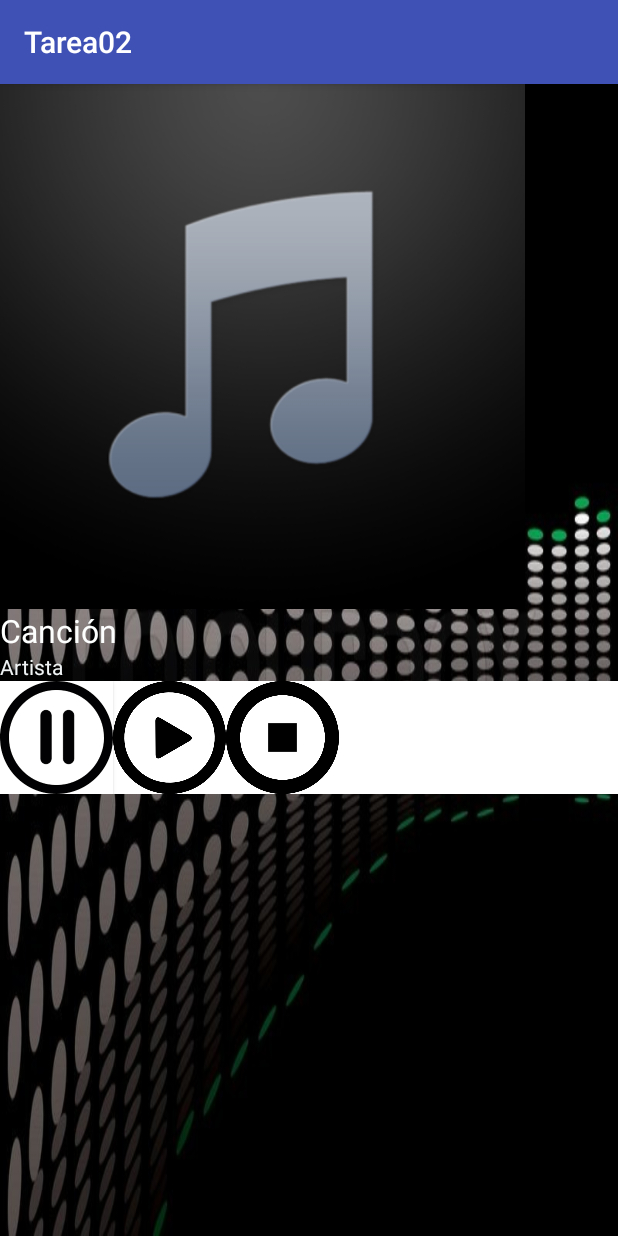
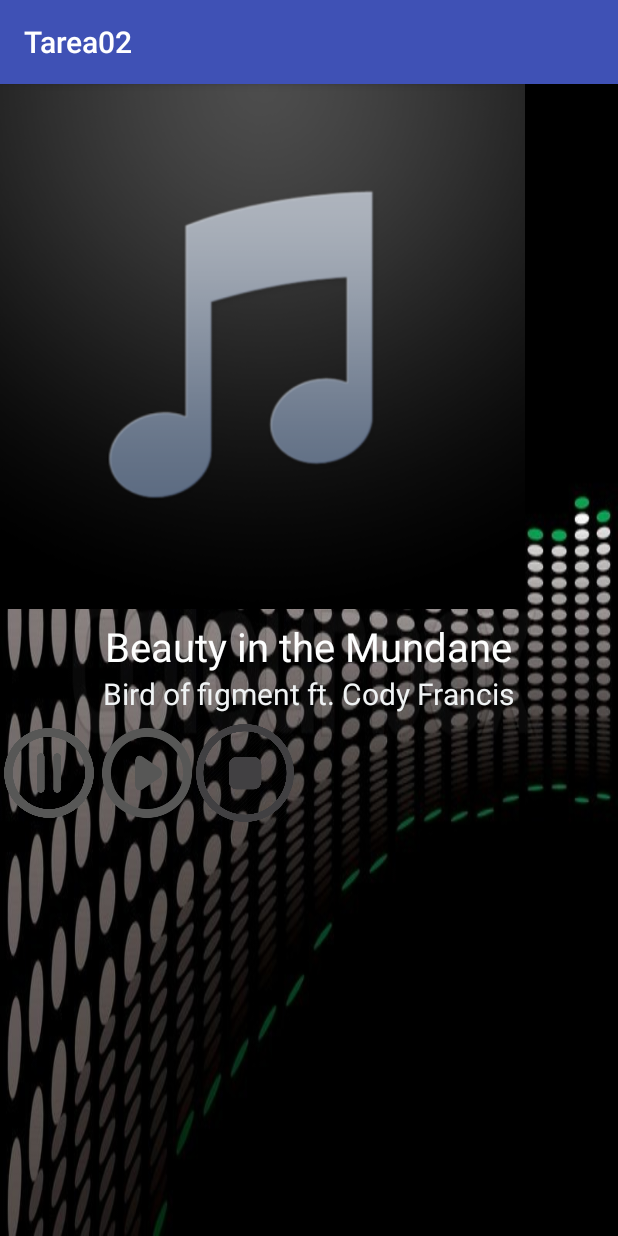
Before and after one commit to Andrew9702/bakliz, an Android app: the screen it shows after launch (Reproductor), after a tap on "Beauty in the Mundane", on a phone screen of 412 x 824 dp. Run offline under Robolectric (Android 15) with nearby library versions, the phone set to English and light mode, and no system bars.

Commit message:
Mejorando diseño

```diff
--- a/Tarea02/app/src/main/java/bakliz/tarea02/AdapterItem.java
+++ b/Tarea02/app/src/main/java/bakliz/tarea02/AdapterItem.java
@@ -56,16 +56,16 @@ public class AdapterItem extends BaseAdapter {
             v = inf.inflate(R.layout.item_cancion, null);
         }
 
-        Cancion dir = items.get(position);
+        Cancion c = items.get(position);
 
-        TextView title = (TextView) v.findViewById(R.id.cancion);
-        title.setText(dir.getNombre());
+        TextView cancion = (TextView) v.findViewById(R.id.cancion);
+        cancion.setText(c.getNombre());
 
-        TextView description = (TextView) v.findViewById(R.id.artista);
-        description.setText(dir.getArtista());
+        TextView artista = (TextView) v.findViewById(R.id.artista);
+        artista.setText(c.getArtista());
 
         ImageView imagen = (ImageView) v.findViewById(R.id.image_album);
-        imagen.setImageDrawable(dir.getImagen());
+        imagen.setImageDrawable(c.getImagen());
 
         return v;
     }
--- a/Tarea02/app/src/main/java/bakliz/tarea02/MainActivity.java
+++ b/Tarea02/app/src/main/java/bakliz/tarea02/MainActivity.java
@@ -46,7 +46,9 @@ public class MainActivity extends AppCompatActivity {
 
     private void reproducir(int position){
         Intent intent = new Intent(getApplicationContext(), Reproductor.class);
+        //intent.putExtra("cancion", canciones.get(position));
         intent.putExtra("cancion", canciones.get(position).getNombre());
+        intent.putExtra("artista", canciones.get(position).getArtista());
         startActivity(intent);
     }
 }
--- a/Tarea02/app/src/main/java/bakliz/tarea02/Reproductor.java
+++ b/Tarea02/app/src/main/java/bakliz/tarea02/Reproductor.java
@@ -2,21 +2,25 @@ package bakliz.tarea02;
 
 import android.graphics.drawable.Drawable;
 import android.media.MediaPlayer;
-import android.os.Environment;
 import android.support.v7.app.AppCompatActivity;
 import android.os.Bundle;
 import android.view.View;
 import android.widget.Button;
+import android.widget.ImageView;
+import android.widget.TextView;
 import android.widget.Toast;
-
-import java.util.ArrayList;
 
 public class Reproductor extends AppCompatActivity {
 
     MediaPlayer mp;
     Button play, pause, stop;
+    TextView nombre, artista;
+    ImageView imagen;
+
+    Cancion cancion;
+    String nombre_cancion, artista_cancion;
+    Drawable imagen_cancion;
     int pausa;
-    String nom_can;
 
     @Override
     protected void onCreate(Bundle savedInstanceState) {
@@ -27,8 +31,22 @@ public class Reproductor extends AppCompatActivity {
         pause = (Button) findViewById(R.id.pause);
         stop = (Button) findViewById(R.id.stop);
 
+        //Obtenemos la información de la canción que escogió el usuario
         Bundle datos = this.getIntent().getExtras();
-        nom_can = datos.getString("cancion");
+        nombre_cancion = datos.getString("cancion");
+        artista_cancion = datos.getString("artista");
+
+        //Actualizamos la pantalla con la información de la canción escogida por el usuario
+        nombre = (TextView) findViewById(R.id.cancion);
+        artista = (TextView) findViewById(R.id.artista);
+        nombre.setText(nombre_cancion);
+        artista.setText(artista_cancion);
+
+        //cancion = (Cancion) datos.getSerializable("cancion");
+        /*
+        imagen_cancion = cancion.getImagen();
+        imagen = (ImageView) findViewById(R.id.imagen);
+        imagen.setImageDrawable(imagen_cancion);*/
 
         play.setOnClickListener(new View.OnClickListener() {
             @Override
@@ -55,9 +73,9 @@ public class Reproductor extends AppCompatActivity {
     public void play(View view){
 
         if(mp == null){
-            if(nom_can.equals("Beauty in the Mundane"))
+            if(nombre_cancion.equals("Beauty in the Mundane"))
                 mp = MediaPlayer.create(this, R.raw.beautyinthemundane);
-            else if(nom_can.equals("A Heavy Load"))
+            else if(nombre_cancion.equals("A Heavy Load"))
                 mp = MediaPlayer.create(this, R.raw.aheavyload);
             else
                 mp = MediaPlayer.create(this, R.raw.lostyou);
@@ -82,4 +100,12 @@ public class Reproductor extends AppCompatActivity {
         mp = null;
         Toast.makeText(this, "Stop", Toast.LENGTH_SHORT).show();
     }
+
+    @Override
+    public void onDestroy(){
+        super.onDestroy();
+        mp.stop();
+        mp.release();
+        mp = null;
+    }
 }
--- a/Tarea02/app/src/main/res/layout/activity_reproductor.xml
+++ b/Tarea02/app/src/main/res/layout/activity_reproductor.xml
@@ -1,5 +1,5 @@
 <?xml version="1.0" encoding="utf-8"?>
-<!-- <android.support.constraint.ConstraintLayout> -->
+
 <RelativeLayout
     xmlns:android="http://schemas.android.com/apk/res/android"
     xmlns:app="http://schemas.android.com/apk/res-auto"
@@ -9,12 +9,14 @@
     android:background="@drawable/background_music"
     tools:context=".Reproductor">
 
+    <!-- Imagen del álbum -->
     <RelativeLayout
         android:id="@+id/image_album"
         android:layout_width="wrap_content"
         android:layout_height="wrap_content">
 
         <ImageView
+            android:id="@+id/imagen"
             android:layout_width="350dp"
             android:layout_height="350dp"
             app:srcCompat = "@drawable/albumdesconocido">
@@ -22,64 +24,67 @@
 
     </RelativeLayout>
 
+    <!-- Información de la canción -->
     <RelativeLayout
         android:id="@+id/info"
-        android:layout_width="wrap_content"
+        android:layout_width="match_parent"
         android:layout_height="wrap_content"
+        android:layout_marginTop="10px"
         android:layout_below="@+id/image_album">
 
         <TextView
             android:id="@+id/cancion"
             android:text="Canción"
-            android:textSize="21sp"
+            android:textSize="40px"
             android:textColor="#FDFEFE"
             android:textAppearance="?android:attr/textAppearanceLarge"
             android:layout_width="wrap_content"
             android:layout_height="wrap_content"
+            android:layout_centerHorizontal="true"
             android:layout_alignParentTop="true"/>
 
         <TextView
             android:id="@+id/artista"
             android:text="Artista"
+            android:textSize="30px"
             android:textColor="#F0F3F4"
             android:layout_below="@+id/cancion"
             android:layout_width="wrap_content"
-            android:layout_height="wrap_content"/>
-
+            android:layout_height="wrap_content"
+            android:layout_centerHorizontal="true"/>
+mp.pause();
     </RelativeLayout>
 
     <!-- Botones -->
     <LinearLayout
         android:id="@+id/botones"
         android:layout_below="@+id/info"
-        android:layout_width="fill_parent"
+        android:layout_marginTop="10px"
+        android:layout_width="match_parent"
         android:layout_height="wrap_content"
         android:orientation="horizontal"
-        android:weightSum="3"
-        android:background="#FFFFFF"
-        >
+        android:weightSum="3">
 
         <Button
             android:id="@+id/pause"
-            android:layout_width="75dp"
-            android:layout_height="75dp"
+            android:layout_width="65dp"
+            android:layout_height="65dp"
             android:layout_toLeftOf="@+id/play"
             android:background="@drawable/pause"/>
 
         <Button
             android:id="@+id/play"
-            android:layout_width="75dp"
-            android:layout_height="75dp"
-            android:layout_centerHorizontal="true"
+            android:layout_width="65dp"
+            android:layout_height="65dp"
+            android:layout_centerVertical ="true"
             android:background="@drawable/play" />
 
         <Button
             android:id="@+id/stop"
-            android:layout_width="75dp"
-            android:layout_height="75dp"
+            android:layout_width="65dp"
+            android:layout_height="65dp"
             android:layout_toRightOf="@id/play"
             android:background="@drawable/stop"/>
     </LinearLayout>
 
 </RelativeLayout>
-<!-- </android.support.constraint.ConstraintLayout> -->
--- a/Tarea02/app/src/main/res/layout/item_cancion.xml
+++ b/Tarea02/app/src/main/res/layout/item_cancion.xml
@@ -9,7 +9,7 @@
     <TextView
         android:id="@+id/cancion"
         android:text="Canción"
-        android:textSize="21sp"
+        android:textSize="40px"
         android:textColor="#FDFEFE"
         android:textAppearance="?android:attr/textAppearanceLarge"
         android:layout_width="wrap_content"
@@ -22,6 +22,7 @@
         android:id="@+id/artista"
         android:text="Artista"
         android:textColor="#F0F3F4"
+        android:textSize="30px"
         android:layout_below="@+id/cancion"
         android:layout_width="wrap_content"
         android:layout_height="wrap_content"
```
Also changed, not shown: Tarea02/app/src/main/res/drawable/pause.png, Tarea02/app/src/main/res/drawable/play.png, Tarea02/app/src/main/res/drawable/stop.png.
